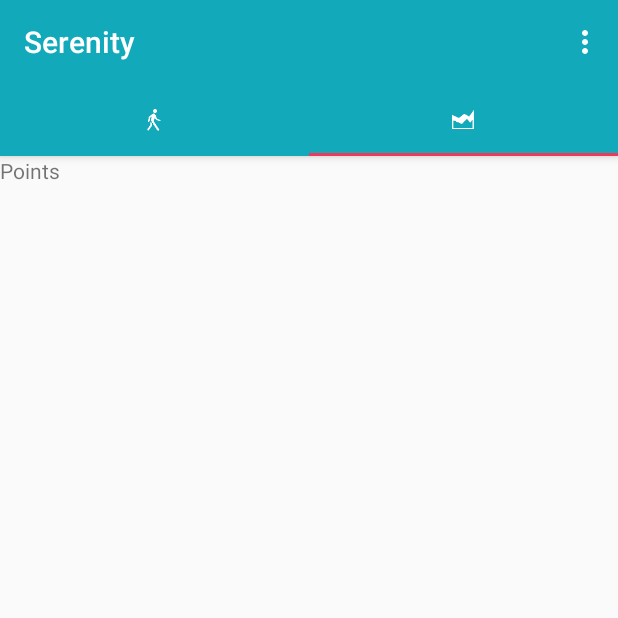
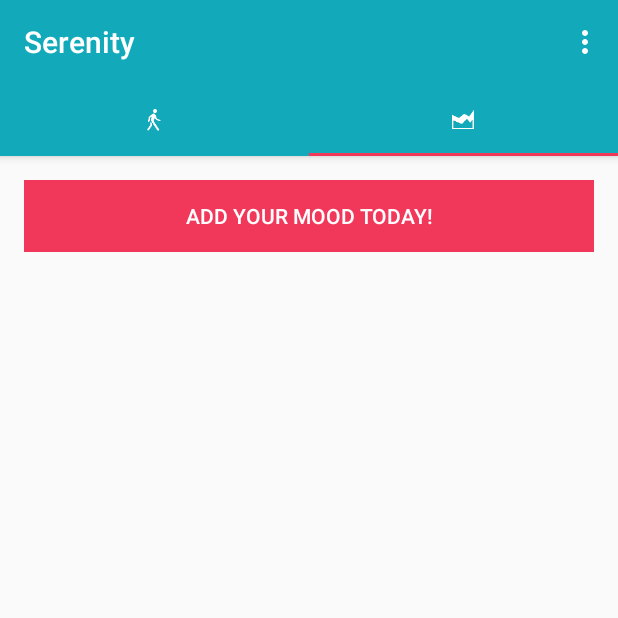
Before and after one commit to maheshgaya/TherapyApp, an Android app: the screen it shows after launch (MainActivity), tab 2 chosen, on a phone screen of 412 x 824 dp, the top half of it. Run offline under Robolectric (Android 15) with nearby library versions, the phone set to English and light mode, and no system bars; our stand-ins replace ButterKnife; 3 statements that could not run were skipped.

Commit message:
Test: added button for testing Question

```diff
--- a/MMELK/app/src/main/java/com/example/kelly/mmelk/fragment/PointFragment.java
+++ b/MMELK/app/src/main/java/com/example/kelly/mmelk/fragment/PointFragment.java
@@ -1,5 +1,6 @@
 package com.example.kelly.mmelk.fragment;
 
+import android.content.Intent;
 import android.database.Cursor;
 import android.os.Bundle;
 import android.support.annotation.Nullable;
@@ -9,10 +10,11 @@ import android.support.v4.content.Loader;
 import android.view.LayoutInflater;
 import android.view.View;
 import android.view.ViewGroup;
+import android.widget.Button;
 
 import com.example.kelly.mmelk.R;
+import com.example.kelly.mmelk.activity.QuestionActivity;
 
-import butterknife.BindString;
 import butterknife.BindView;
 import butterknife.ButterKnife;
 
@@ -21,6 +23,9 @@ import butterknife.ButterKnife;
  */
 
 public class PointFragment extends Fragment implements LoaderManager.LoaderCallbacks<Cursor>{
+    public static final int REQUEST_QUESTION = 1;
+    @BindView(R.id.add_question_btn)Button mAddQuestion;
+
     public PointFragment(){
         //required default constructor
     }
@@ -36,6 +41,13 @@ public class PointFragment extends Fragment implements LoaderManager.LoaderCallb
     public View onCreateView(LayoutInflater inflater, @Nullable ViewGroup container, @Nullable Bundle savedInstanceState) {
         View rootView = inflater.inflate(R.layout.fragment_points, container, false);
         ButterKnife.bind(this, rootView);
+        mAddQuestion.setOnClickListener(new View.OnClickListener() {
+            @Override
+            public void onClick(View view) {
+                Intent intent = new Intent(getActivity(), QuestionActivity.class);
+                startActivityForResult(intent, REQUEST_QUESTION);
+            }
+        });
         return rootView;
     }
 
--- a/MMELK/app/src/main/res/layout/fragment_points.xml
+++ b/MMELK/app/src/main/res/layout/fragment_points.xml
@@ -2,16 +2,20 @@
 <ScrollView xmlns:android="http://schemas.android.com/apk/res/android"
     xmlns:tools="http://schemas.android.com/tools"
     android:orientation="vertical"
+    android:padding="16dp"
     android:layout_width="match_parent"
     android:layout_height="match_parent">
     <LinearLayout
         android:orientation="vertical"
         android:layout_width="match_parent"
         android:layout_height="wrap_content">
-        <TextView
-            android:layout_width="wrap_content"
+        <Button
+            android:id="@+id/add_question_btn"
+            android:background="@color/colorAccent"
+            android:textColor="@android:color/white"
+            android:layout_width="match_parent"
             android:layout_height="wrap_content"
-            android:text="Points"/>
+            android:text="@string/add_mood_btn"/>
     </LinearLayout>
 
 </ScrollView>
--- a/MMELK/app/src/main/res/values/strings.xml
+++ b/MMELK/app/src/main/res/values/strings.xml
@@ -1,11 +1,13 @@
 <resources>
     <!-- activity labels -->
     <string name="app_name">MMELK</string>
-    <string name="activities_activity_label">Select Activity</string>
+    <string name="label_activities_activity">Select Activity</string>
     <string name="title_activity_main">Serenity</string>
     <string name="label_goal">Goals</string>
     <string name="label_point">Points</string>
+    <string name="label_question">Questions</string>
 
+    <!-- Questions -->
     <string name="question_one">Did you reach your goal yet for this week?</string>
     <string name="question_two">How would you rate your overall mood today?</string>
     <string name="question_three">How noticeable were any aches or pains today?</string>
@@ -16,8 +18,13 @@
     <string name="question_eight">How energetic do you feel today?</string>
     <string name="question_nine">How interested were you in daily activities today?</string>
     <string name="question_ten">How many hours did you sleep last night?</string>
+
+    <!-- Answers -->
+    <!-- Yes and No -->
     <string name="answer_yes">Yes</string>
     <string name="answer_no">No</string>
+
+    <!-- Moods -->
     <string name="answer_energetic">Energetic</string>
     <string name="answer_happy">Happy</string>
     <string name="answer_angry">Angry</string>
@@ -25,10 +32,13 @@
     <string name="answer_sad">Sad</string>
     <string name="answer_content">Content</string>
     <string name="answer_tired">Tired</string>
+
+    <!-- Food -->
     <string name="answer_breakfast">Breakfast</string>
     <string name="answer_lunch">Lunch</string>
     <string name="answer_dinner">Dinner</string>
     <string name="answer_snacks">Snacks</string>
+    <!-- Null State -->
     <string name="answer_nothing">Nothing</string>
 
     <string name="action_about">About</string>
@@ -70,4 +80,5 @@
 
     <!-- buttons -->
     <string name="add_goal_btn">Add to Goals</string>
+    <string name="add_mood_btn">Add your mood today!</string>
 </resources>
```
Also changed, not shown: MMELK/app/src/main/AndroidManifest.xml (+9 -1 lines), MMELK/app/src/main/java/com/example/kelly/mmelk/activity/QuestionActivity.java (added, +30 -0 lines), MMELK/app/src/main/java/com/example/kelly/mmelk/fragment/QuestionsFragment.java (+13 -1 lines), MMELK/app/src/main/res/layout/activity_questions.xml (added, +30 -0 lines).
